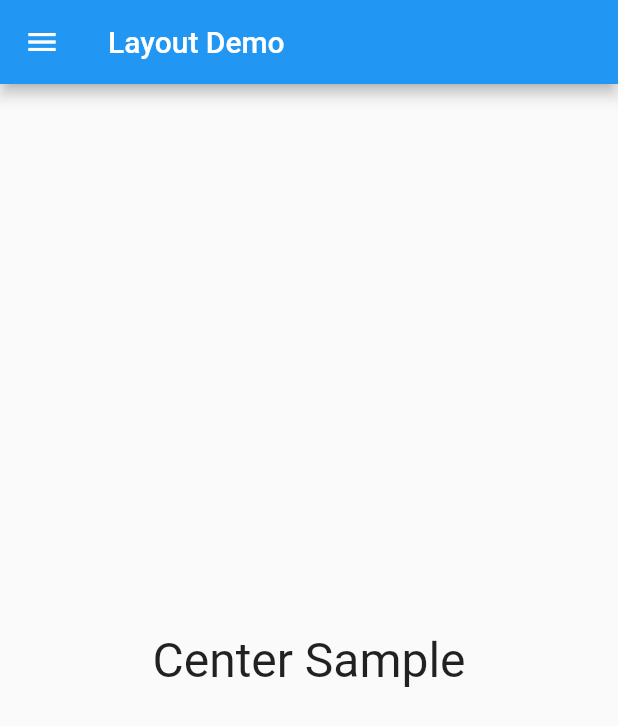
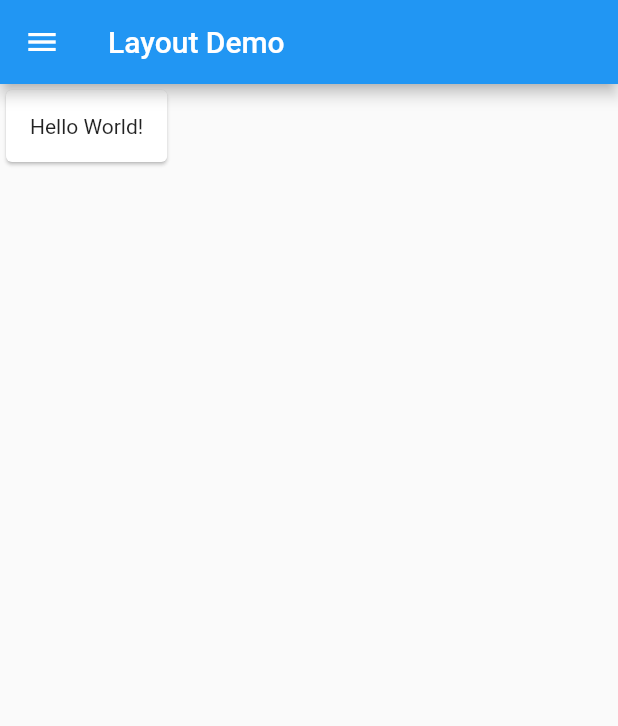
Before and after one commit to Kashiwara0205/-flutter-layout-sample, a Flutter app: the screen it shows after launch, in the side drawer, after a tap on "Padding", on a phone screen of 412 x 824 dp. Shown: the top 726 px of the screen. Run offline on Flutter 3.47's test engine with Material 2 defaults, Android fonts, the phone set to English and light mode, and no system bars.

Commit message:
Add lib/padding_sample.dart

```diff
--- /dev/null
+++ b/lib/padding_sample.dart
@@ -0,0 +1,10 @@
+import 'package:flutter/material.dart';
+
+Widget createPaddingSample(){
+  return const Card(
+    child: Padding(
+      padding: EdgeInsets.all(16.0),
+      child: Text('Hello World!'),
+    ),
+  );
+}
--- a/lib/side_menu.dart
+++ b/lib/side_menu.dart
@@ -4,13 +4,15 @@ import 'grid_view_sample.dart';
 import 'align_sample.dart';
 import 'aspcet_sample.dart';
 import 'container_sample.dart';
+import 'padding_sample.dart';
 
 enum Page {
   centerSample,
   gridViewSample,
   alignSample,
   aspectSample,
-  containerSample
+  containerSample,
+  paddingSample
 }
 
 final List<Widget> pageList = [
@@ -18,7 +20,8 @@ final List<Widget> pageList = [
   createGridViewSample(),
   createAlignSample(),
   createAspectSample(),
-  createContainerSample()
+  createContainerSample(),
+  createPaddingSample()
 ];
 
 class SideMenu extends StatefulWidget {
@@ -86,7 +89,7 @@ class _State extends State<SideMenu> {
               ListTile(
                 title: const Text('Padding'),
                 onTap: () {
-                  setState(() => page = 0);
+                  setState(() => page = Page.paddingSample.index);
                   Navigator.pop(context);
                 },
               ),
```
